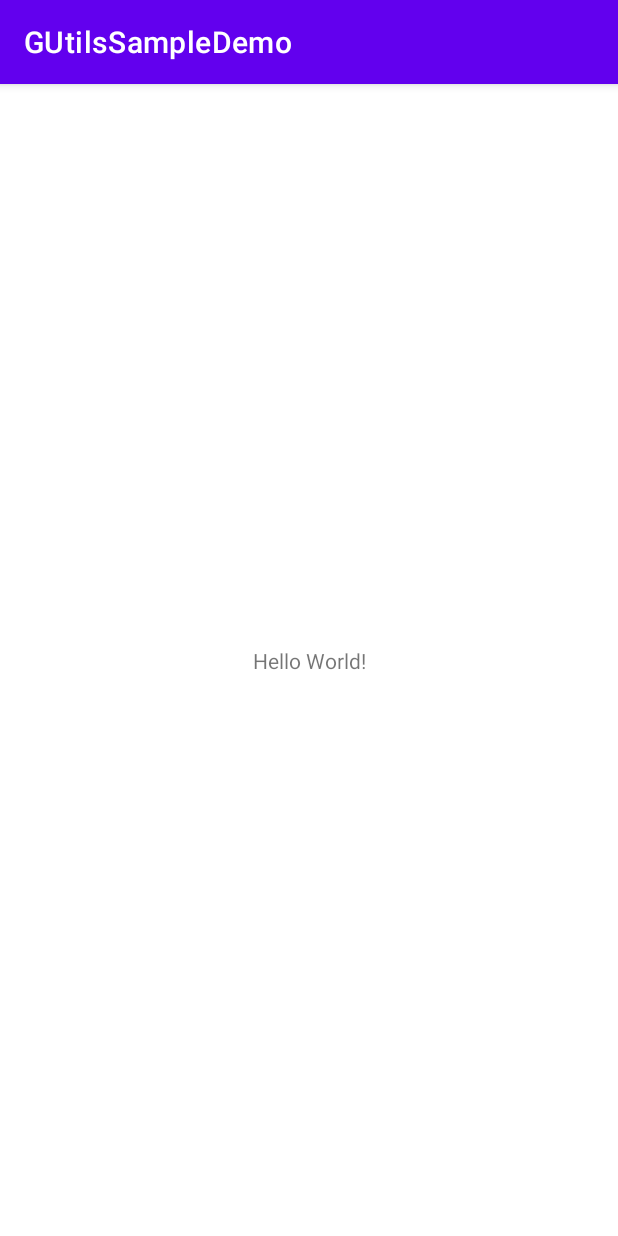
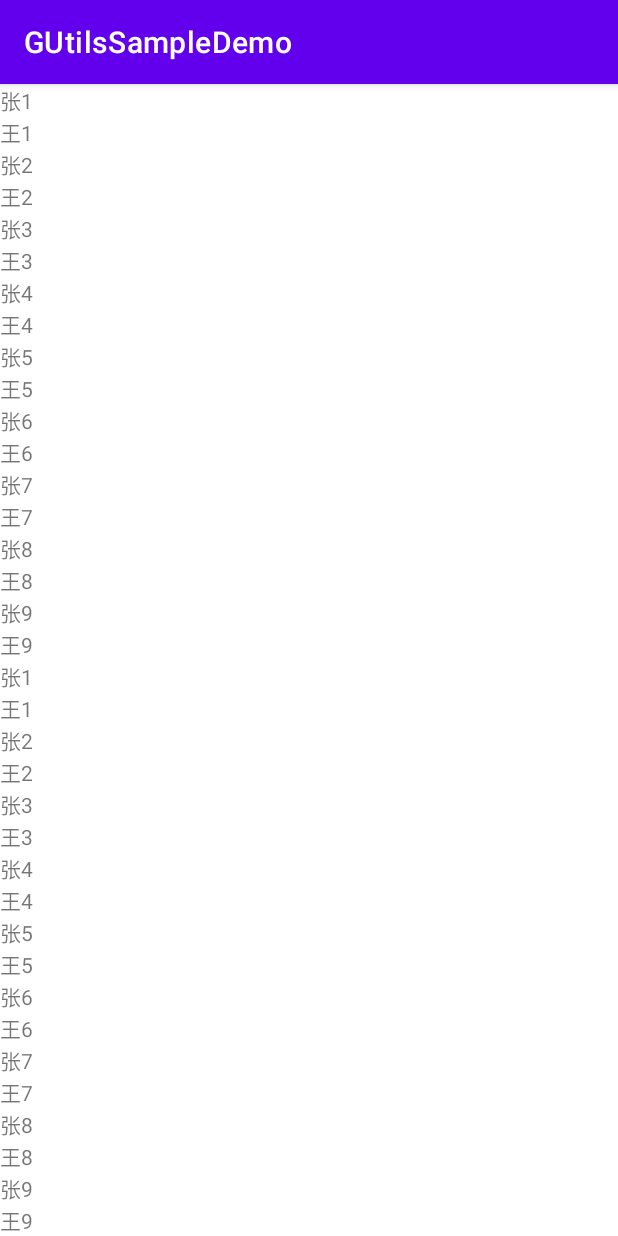
Before and after one commit to SakurajimaMaii/VastUtils, an Android app: the screen it shows after launch (MainActivity), on a phone screen of 412 x 824 dp. Run offline under Robolectric (Android 15) with nearby library versions, the phone set to English and light mode, and no system bars; our stand-ins replace data binding.

Commit message:
add adapter

```diff
--- a/GUtils/build.gradle
+++ b/GUtils/build.gradle
@@ -1,6 +1,7 @@
 plugins {
     id 'com.android.library'
     id 'kotlin-android'
+    id 'kotlin-kapt'
 }
 
 android {
@@ -30,6 +31,9 @@ android {
     kotlinOptions {
         jvmTarget = '1.8'
     }
+    dataBinding {
+        enabled = true
+    }
 }
 
 dependencies {
--- /dev/null
+++ b/GUtils/src/main/java/com/gcode/gutils/adapter/BaseAdapter.kt
@@ -0,0 +1,116 @@
+package com.gcode.gutils.adapter
+
+import android.util.Log
+import android.view.LayoutInflater
+import android.view.View
+import android.view.ViewGroup
+import androidx.recyclerview.widget.RecyclerView
+
+/**
+ *作者:created by HP on 2021/4/2 12:17
+ *邮箱:sakurajimamai2020@qq.com
+ */
+abstract class BaseAdapter(private var items: MutableList<BaseItem>) :
+    RecyclerView.Adapter<BaseAdapter.RecyclerViewHolder>() {
+
+    private val mClickListener: OnItemClickListener? = null
+    private val mLongClickListener: OnItemLongClickListener? = null
+
+    override fun onCreateViewHolder(parent: ViewGroup, viewType: Int): RecyclerViewHolder {
+        val holder = RecyclerViewHolder(
+            LayoutInflater.from(parent.context).inflate(viewType, parent, false)
+        )
+        holder.itemView.setOnClickListener {
+            mClickListener?.onItemClick(holder.itemView, holder.layoutPosition)
+        }
+        if (mLongClickListener != null) {
+            holder.itemView.setOnLongClickListener {
+                mLongClickListener.onItemLongClick(holder.itemView, holder.layoutPosition)
+            }
+        }
+        return holder
+    }
+
+    override fun onBindViewHolder(holder: RecyclerViewHolder, position: Int) {
+        bindData(holder, position, items[position])
+    }
+
+    override fun getItemCount() = items.size
+
+    override fun getItemViewType(position: Int) = items[position].getItemViewType()
+
+    fun isEmpty() = items.isEmpty()
+
+    fun getItem(position: Int): BaseItem? {
+        return if (position >= this.itemCount || position < 0) {
+            Log.i(
+                "CommonAdapter",
+                "The input position is not in the range of 0 to ${itemCount - 1}"
+            )
+            null
+        } else
+            items[position]
+    }
+
+    fun add(item: BaseItem): Boolean {
+        val flag = items.add(item)
+        if (flag) {
+            notifyItemInserted(this.itemCount - 1)
+        }
+        Log.i("CommonAdapter", "The result of the insert operation is $flag")
+        return flag
+    }
+
+    fun add(pos: Int, item: BaseItem) {
+        items.add(pos, item)
+        notifyItemInserted(pos)
+    }
+
+    fun remove(item: BaseItem?): Boolean {
+        val index: Int = items.indexOf(item)
+        var flag = index >= 0 && index < items.size
+        if (flag) {
+            flag = remove(index) != null
+        }
+        return flag
+    }
+
+    fun remove(index: Int): BaseItem? {
+        if (index < 0 || index >= items.size) {
+            return null
+        }
+        val item: BaseItem = items.removeAt(index)
+        notifyItemRemoved(index)
+        return item
+    }
+
+    fun clear() {
+        items.clear()
+        notifyDataSetChanged()
+    }
+
+    /**
+     * With the help of the holder.findViewById() , assign values to the children of RecyclerView.
+     * E.g holder.findViewById<TextView>(R.id.firstName).text = (item as Person).firstName
+     * For more information, please refer to the example given in the link below
+     * https://github.com/SakurajimaMaii/GStyleUtils
+     * @param holder RecyclerViewHolder
+     * @param position Int
+     * @param item BaseItem
+     */
+    abstract fun bindData(holder: RecyclerViewHolder, position: Int, item: BaseItem)
+
+    interface OnItemClickListener {
+        fun onItemClick(itemView: View?, pos: Int)
+    }
+
+    interface OnItemLongClickListener {
+        fun onItemLongClick(itemView: View?, pos: Int): Boolean
+    }
+
+    class RecyclerViewHolder(itemView: View) : RecyclerView.ViewHolder(itemView) {
+        fun <T : View> findViewById(viewId: Int): T {
+            return itemView.findViewById(viewId)
+        }
+    }
+}
--- /dev/null
+++ b/GUtils/src/main/java/com/gcode/gutils/adapter/BaseBindingAdapter.kt
@@ -0,0 +1,126 @@
+package com.gcode.gutils.adapter
+
+import android.util.Log
+import android.view.LayoutInflater
+import android.view.View
+import android.view.ViewGroup
+import androidx.databinding.DataBindingUtil
+import androidx.databinding.ViewDataBinding
+import androidx.recyclerview.widget.RecyclerView
+
+/**
+ *作者:created by HP on 2021/4/2 14:43
+ *邮箱:sakurajimamai2020@qq.com
+ */
+abstract class BaseBindingAdapter(private val items: MutableList<BaseItem>) :
+        RecyclerView.Adapter<BaseBindingAdapter.BindingHolder>() {
+
+    private val mClickListener: OnItemClickListener? = null
+    private val mLongClickListener: OnItemLongClickListener? = null
+
+    override fun onBindViewHolder(holder: BindingHolder, position: Int) {
+        holder.bindData(setVariableId(), items[position])
+        holder.itemView.setOnClickListener {
+            mClickListener?.onItemClick(holder.itemView, position)
+        }
+        if (mLongClickListener != null) {
+            holder.itemView.setOnLongClickListener {
+                mLongClickListener.onItemLongClick(holder.itemView, position)
+            }
+        }
+    }
+
+    override fun onCreateViewHolder(parent: ViewGroup, viewType: Int): BindingHolder {
+        val binding = DataBindingUtil.inflate<ViewDataBinding>(
+                LayoutInflater.from(parent.context),
+                viewType,
+                parent,
+                false
+        )
+        return BindingHolder(binding)
+    }
+
+    override fun getItemCount() = items.size
+
+    override fun getItemViewType(position: Int) = items[position].getItemBindViewType()
+
+    fun isEmpty() = items.isEmpty()
+
+    fun getItem(position: Int): BaseItem? {
+        return if (position >= this.itemCount || position < 0) {
+            Log.i("CommonAdapter", "The input position is not in the range of 0 to ${itemCount - 1}")
+            null
+        } else
+            items[position]
+    }
+
+    fun add(item: BaseItem): Boolean {
+        val flag = items.add(item)
+        if (flag) {
+            notifyItemInserted(this.itemCount - 1)
+        }
+        Log.i("CommonAdapter", "The result of the insert operation is $flag")
+        return flag
+    }
+
+    fun add(pos: Int, item: BaseItem) {
+        items.add(pos, item)
+        notifyItemInserted(pos)
+    }
+
+    fun remove(item: BaseItem?): Boolean {
+        val index: Int = items.indexOf(item)
+        var flag = index >= 0 && index < items.size
+        if (flag) {
+            flag = remove(index) != null
+        }
+        return flag
+    }
+
+    fun remove(index: Int): BaseItem? {
+        if (index < 0 || index >= items.size) {
+            return null
+        }
+        val item: BaseItem = items.removeAt(index)
+        notifyItemRemoved(index)
+        return item
+    }
+
+    fun clear() {
+        items.clear()
+        notifyDataSetChanged()
+    }
+
+    /**
+     * Set VariableId value
+     * For example, in the layout file
+     * <data>
+     *     <variable
+     *     name="item"
+     *     type="com.gcode.gutilssampledemo.Person" />
+     * </data>
+     *
+     * Then the implementation of the function should be
+     * override fun setVariableId(): Int {
+     *      return BR.item
+     * }
+     * For more information, please refer to the example given in the link below
+     * https://github.com/SakurajimaMaii/GStyleUtils
+     * @return Int
+     */
+    abstract fun setVariableId(): Int
+
+    interface OnItemClickListener {
+        fun onItemClick(itemView: View?, pos: Int)
+    }
+
+    interface OnItemLongClickListener {
+        fun onItemLongClick(itemView: View?, pos: Int): Boolean
+    }
+
+    class BindingHolder(private var binding: ViewDataBinding) : RecyclerView.ViewHolder(binding.root) {
+        fun bindData(variableId: Int, item: BaseItem?) {
+            binding.setVariable(variableId, item)
+        }
+    }
+}
--- /dev/null
+++ b/GUtils/src/main/java/com/gcode/gutils/adapter/BaseItem.kt
@@ -0,0 +1,19 @@
+package com.gcode.gutils.adapter
+
+/**
+ *作者:created by HP on 2021/4/2 14:37
+ *邮箱:sakurajimamai2020@qq.com
+ */
+interface BaseItem {
+    /**
+     * Use when calling BaseAdapter
+     * @return Int
+     */
+    fun getItemViewType():Int
+
+    /**
+     * Use when calling BaseBindingAdapter
+     * @return Int
+     */
+    fun getItemBindViewType():Int
+}
--- a/GUtils/src/main/java/com/gcode/gutils/ActivityCollectorUtils.kt
+++ b/GUtils/src/main/java/com/gcode/gutils/utils/ActivityCollectorUtils.kt
@@ -1,4 +1,4 @@
-package com.gcode.gutils
+package com.gcode.gutils.utils
 
 import android.app.Activity
 
--- a/GUtils/src/main/java/com/gcode/gutils/MsgWindowUtils.kt
+++ b/GUtils/src/main/java/com/gcode/gutils/utils/MsgWindowUtils.kt
@@ -1,4 +1,4 @@
-package com.gcode.gutils
+package com.gcode.gutils.utils
 
 import android.app.AlertDialog
 import android.content.Context
--- a/GUtils/src/main/java/com/gcode/gutils/ScreenSizeUtils.kt
+++ b/GUtils/src/main/java/com/gcode/gutils/utils/ScreenSizeUtils.kt
@@ -1,4 +1,4 @@
-package com.gcode.gutils
+package com.gcode.gutils.utils
 
 import android.content.Context
 import android.graphics.Point
--- a/app/build.gradle
+++ b/app/build.gradle
@@ -1,6 +1,7 @@
 plugins {
     id 'com.android.application'
     id 'kotlin-android'
+    id 'kotlin-kapt'
 }
 
 android {
@@ -30,10 +31,14 @@ android {
     kotlinOptions {
         jvmTarget = '1.8'
     }
+    dataBinding {
+        enabled = true
+    }
 }
 
 dependencies {
 
+    implementation project(":GUtils")
     implementation "org.jetbrains.kotlin:kotlin-stdlib:$kotlin_version"
     implementation 'androidx.core:core-ktx:1.3.2'
     implementation 'androidx.appcompat:appcompat:1.2.0'
--- a/app/src/main/java/com/gcode/gutilssampledemo/MainActivity.kt
+++ b/app/src/main/java/com/gcode/gutilssampledemo/MainActivity.kt
@@ -2,10 +2,46 @@ package com.gcode.gutilssampledemo
 
 import androidx.appcompat.app.AppCompatActivity
 import android.os.Bundle
+import android.widget.TextView
+import androidx.recyclerview.widget.LinearLayoutManager
+import androidx.recyclerview.widget.RecyclerView
+import com.gcode.gutils.adapter.BaseAdapter
+import com.gcode.gutils.adapter.BaseBindingAdapter
+import com.gcode.gutils.adapter.BaseItem
 
 class MainActivity : AppCompatActivity() {
+
+    inner class TestBaseAdapter(items: MutableList<BaseItem>) : BaseAdapter(items) {
+        override fun bindData(holder: RecyclerViewHolder, position: Int, item: BaseItem) {
+            holder.findViewById<TextView>(R.id.firstName).text = (item as Person).firstName
+            holder.findViewById<TextView>(R.id.lastName).text = item.lastName
+        }
+    }
+
+    inner class TestBaseBindingAdapter(items: MutableList<BaseItem>) :BaseBindingAdapter(items){
+        override fun setVariableId(): Int {
+            return BR.item
+        }
+    }
+
     override fun onCreate(savedInstanceState: Bundle?) {
         super.onCreate(savedInstanceState)
         setContentView(R.layout.activity_main)
+
+        val recyclerView1 = findViewById<RecyclerView>(R.id.RecyclerView1)
+        val recyclerView2 = findViewById<RecyclerView>(R.id.RecyclerView2)
+
+        val items:MutableList<BaseItem> = ArrayList<BaseItem>().apply {
+            var i = 1
+            repeat(10){
+                add(Person("张$i","王$i"))
+                i++
+            }
+        }
+
+        recyclerView1.adapter = TestBaseAdapter(items)
+        recyclerView1.layoutManager = LinearLayoutManager(this)
+        recyclerView2.adapter = TestBaseBindingAdapter(items)
+        recyclerView2.layoutManager = LinearLayoutManager(this)
     }
 }
--- /dev/null
+++ b/app/src/main/java/com/gcode/gutilssampledemo/Person.kt
@@ -0,0 +1,17 @@
+package com.gcode.gutilssampledemo
+
+import com.gcode.gutils.adapter.BaseItem
+
+/**
+ *作者:created by HP on 2021/4/2 15:54
+ *邮箱:sakurajimamai2020@qq.com
+ */
+data class Person(val firstName:String,val lastName: String):BaseItem{
+    override fun getItemViewType(): Int {
+        return R.layout.item_layout
+    }
+
+    override fun getItemBindViewType(): Int {
+        return R.layout.item_bind_layout
+    }
+}
--- a/app/src/main/res/layout/activity_main.xml
+++ b/app/src/main/res/layout/activity_main.xml
@@ -1,18 +1,20 @@
 <?xml version="1.0" encoding="utf-8"?>
-<androidx.constraintlayout.widget.ConstraintLayout xmlns:android="http://schemas.android.com/apk/res/android"
+<LinearLayout xmlns:android="http://schemas.android.com/apk/res/android"
     xmlns:app="http://schemas.android.com/apk/res-auto"
     xmlns:tools="http://schemas.android.com/tools"
     android:layout_width="match_parent"
     android:layout_height="match_parent"
+    android:orientation="vertical"
     tools:context=".MainActivity">
 
-    <TextView
-        android:layout_width="wrap_content"
-        android:layout_height="wrap_content"
-        android:text="Hello World!"
-        app:layout_constraintBottom_toBottomOf="parent"
-        app:layout_constraintLeft_toLeftOf="parent"
-        app:layout_constraintRight_toRightOf="parent"
-        app:layout_constraintTop_toTopOf="parent" />
-
-</androidx.constraintlayout.widget.ConstraintLayout>
+    <androidx.recyclerview.widget.RecyclerView
+        android:id="@+id/RecyclerView1"
+        android:layout_width="match_parent"
+        android:layout_height="0dp"
+        android:layout_weight="1" />
+    <androidx.recyclerview.widget.RecyclerView
+        android:id="@+id/RecyclerView2"
+        android:layout_width="match_parent"
+        android:layout_height="0dp"
+        android:layout_weight="1" />
+</LinearLayout>
--- /dev/null
+++ b/app/src/main/res/layout/item_bind_layout.xml
@@ -0,0 +1,20 @@
+<?xml version="1.0" encoding="utf-8"?>
+<layout>
+    <data>
+        <variable
+            name="item"
+            type="com.gcode.gutilssampledemo.Person" />
+    </data>
+    <LinearLayout xmlns:android="http://schemas.android.com/apk/res/android"
+        android:orientation="vertical" android:layout_width="match_parent"
+        android:layout_height="wrap_content">
+        <TextView
+            android:layout_width="match_parent"
+            android:layout_height="wrap_content"
+            android:text="@{item.firstName}"/>
+        <TextView
+            android:layout_width="match_parent"
+            android:layout_height="wrap_content"
+            android:text="@{item.lastName}"/>
+    </LinearLayout>
+</layout>
--- /dev/null
+++ b/app/src/main/res/layout/item_layout.xml
@@ -0,0 +1,13 @@
+<?xml version="1.0" encoding="utf-8"?>
+<LinearLayout xmlns:android="http://schemas.android.com/apk/res/android"
+    android:orientation="vertical" android:layout_width="match_parent"
+    android:layout_height="wrap_content">
+    <TextView
+        android:id="@+id/firstName"
+        android:layout_width="match_parent"
+        android:layout_height="wrap_content"/>
+    <TextView
+        android:id="@+id/lastName"
+        android:layout_width="match_parent"
+        android:layout_height="wrap_content"/>
+</LinearLayout>
--- a/build.gradle
+++ b/build.gradle
@@ -4,6 +4,7 @@ buildscript {
     repositories {
         google()
         jcenter()
+        mavenCentral()
     }
     dependencies {
         classpath "com.android.tools.build:gradle:4.1.3"
```
